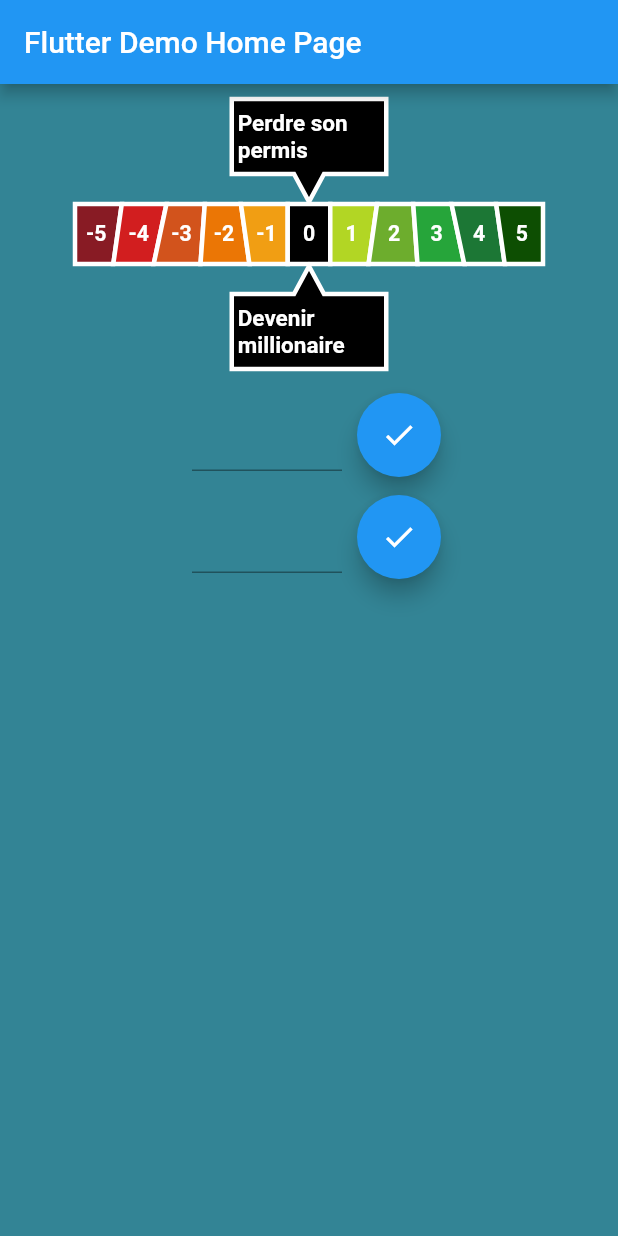
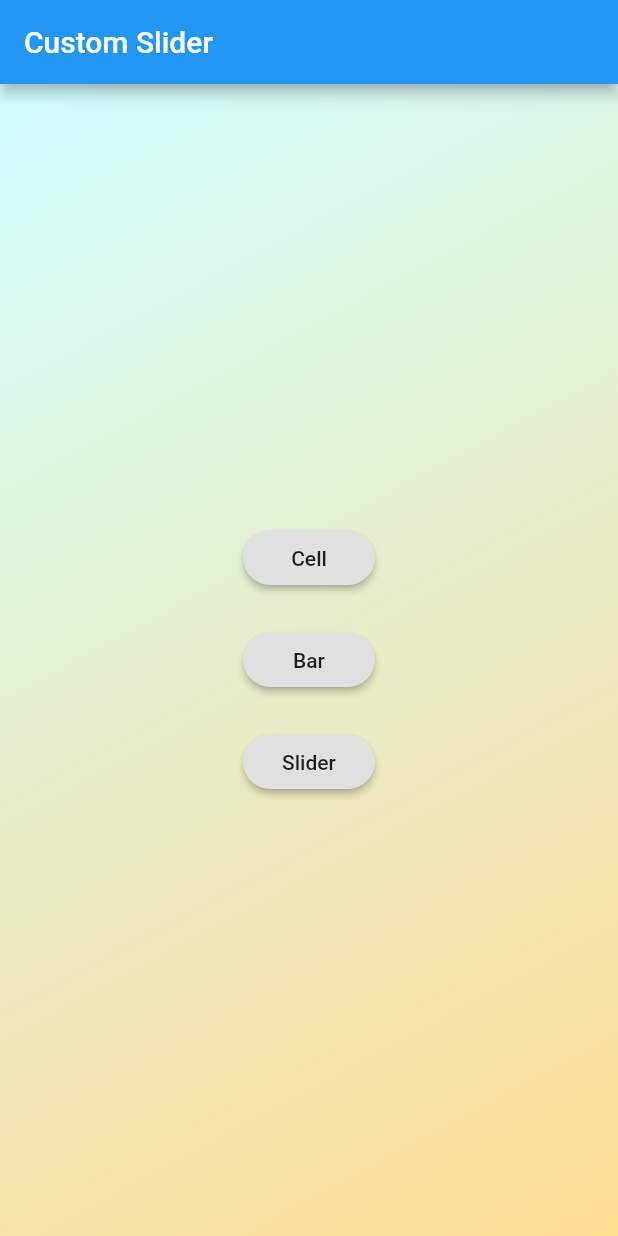
Before and after one commit to ZaraclaJ/flutter_custom_slider, a Flutter app: the screen it shows after launch, on a phone screen of 412 x 824 dp. Run offline on Flutter 3.47's test engine with Material 2 defaults, Android fonts, the phone set to English and light mode, and no system bars.

```diff
--- a/custom_slider/lib/bar.dart
+++ b/custom_slider/lib/bar.dart
@@ -35,10 +35,10 @@ class Bar extends StatelessWidget {
     cellDataList.forEach((cellData) {
       _leftGap = _rightGap;
       _rightGap = cellData.rightGap ?? _nextRandomDouble();
-      result.add(CustomCell(
+      result.add(Cell(
         cellWidth,
         _cellHeight,
-        fontSize: cellWidth / 2,
+        fontSize: cellWidth / 3,
         color: cellData.color,
         strokeColor: _strokeColor,
         strokeWidth: _strokeWidth,
--- a/custom_slider/lib/cell.dart
+++ b/custom_slider/lib/cell.dart
@@ -8,7 +8,7 @@ class CellData {
   CellData(this.color, this.text, {this.rightGap});
 }
 
-class CustomCell extends StatelessWidget {
+class Cell extends StatelessWidget {
   final double _height;
   final double _width;
   final double _fontSize;
@@ -23,7 +23,7 @@ class CustomCell extends StatelessWidget {
   final Color _strokeColor;
   final double _strokeWidth;
 
-  CustomCell(this._width, this._height,
+  Cell(this._width, this._height,
       {contentString: '',
       fontSize: 35.0,
       color: Colors.black,
--- a/custom_slider/lib/main.dart
+++ b/custom_slider/lib/main.dart
@@ -1,155 +1,89 @@
+import 'package:custom_slider/sliderPage.dart';
 import 'package:flutter/material.dart';
-import 'package:custom_slider/cell.dart';
-import 'package:custom_slider/gauge.dart';
-
-Color backgroundColor = Color(0xFF338495);
-
-List<CellData> cellDataList = [
-  CellData(Color(0xFF881B24), "-5", rightGap: 0.1),
-  CellData(Color(0xFFD21E1F), "-4", rightGap: 0.15),
-  CellData(Color(0xFFD2531C), "-3", rightGap: 0.05),
-  CellData(Color(0xFFEB7605), "-2", rightGap: -0.1),
-  CellData(Color(0xFFF19E13), "-1", rightGap: 0.0),
-  CellData(Color(0xFF000000), "0", rightGap: 0.0),
-  CellData(Color(0xFFB2D624), "1", rightGap: 0.1),
-  CellData(Color(0xFF6DAD2D), "2", rightGap: -0.05),
-  CellData(Color(0xFF26A53A), "3", rightGap: -0.15),
-  CellData(Color(0xFF1C7735), "4", rightGap: -0.1),
-  CellData(Color(0xFF0D4E02), "5", rightGap: 0.0),
-];
+import 'package:custom_slider/barPage.dart';
+import 'package:custom_slider/cellPage.dart';
 
 void main() => runApp(new MyApp());
 
 class MyApp extends StatelessWidget {
-  // This widget is the root of your application.
   @override
   Widget build(BuildContext context) {
     return new MaterialApp(
-      title: 'Flutter Demo',
+      title: 'Custom Slider',
       theme: new ThemeData(
-        // This is the theme of your application.
-        //
-        // Try running your application with "flutter run". You'll see the
-        // application has a blue toolbar. Then, without quitting the app, try
-        // changing the primarySwatch below to Colors.green and then invoke
-        // "hot reload" (press "r" in the console where you ran "flutter run",
-        // or press Run > Flutter Hot Reload in IntelliJ). Notice that the
-        // counter didn't reset back to zero; the application is not restarted.
         primarySwatch: Colors.blue,
       ),
-      home: new MyHomePage(title: 'Flutter Demo Home Page'),
+      home: new HomePage(),
     );
   }
 }
 
-class MyHomePage extends StatefulWidget {
-  MyHomePage({Key key, this.title}) : super(key: key);
-  final String title;
-
-  @override
-  _MyHomePageState createState() => new _MyHomePageState();
-}
-
-class _MyHomePageState extends State<MyHomePage> {
-  final topFormKey = GlobalKey<FormState>();
-  final botFormKey = GlobalKey<FormState>();
-
-  Gauge gauge;
-
+class HomePage extends StatelessWidget {
   @override
   Widget build(BuildContext context) {
-    var screenWidth = MediaQuery.of(context).size.width;
-    gauge = gauge ?? Gauge(
-      cellDataList: cellDataList,
-      arrowHeight: 20.0,
-      strokeColor: Colors.white,
-      strokeWidth: 3.0,
-      arrowWidth: 20.0,
-      barHeight: 40.0,
-      bubbleFontSize: 15.0,
-      gaugeWidth: screenWidth - 100,
-      pointerFrameWidth: screenWidth / 4,
-      pointerFrameHeight: 70.0,
-    );
-    return new Scaffold(
-        appBar: new AppBar(
-          title: new Text(widget.title),
+    return Scaffold(
+      appBar: AppBar(
+        title: Text("Custom Slider"),
       ),
       body: Container(
-            color: backgroundColor,
-            child: ListView(
-              children: <Widget>[
-                Padding(
-                  padding: EdgeInsets.all(10.0),
-                                  child: Center(
-                    child: gauge,
-                  ),
-                ),
-                Form(
-                  key: topFormKey,
-                  child: Row(
-                    mainAxisAlignment: MainAxisAlignment.center,
-                    children: <Widget>[
-                      Container(
-                        margin: EdgeInsets.all(10.0),
-                        width: 100.0,
-                        child: TextFormField(
-                          keyboardType: TextInputType.number,
-                          validator: (str) =>
-                              double.parse(str) < 0.0 || double.parse(str) > 1.0
-                                  ? "Enter a percentage"
-                                  : null,
-                          onSaved: (str) =>
-                              gauge.animateTopBubble(double.parse(str)),
-                        ),
-                      ),
-                      FloatingActionButton(
-                        onPressed: onPressedTop,
-                        child: Icon(Icons.check),
-                      )
+        decoration: BoxDecoration(
+          gradient: LinearGradient(
+            begin: Alignment.topLeft,
+            end: Alignment.bottomRight,
+            colors: [
+              Color(0xFFd1fdff),
+              Color(0xFFfddb92),
             ],
           ),
         ),
-                Form(
-                  key: botFormKey,
-                  child: Row(
+        child: Center(
+          child: Column(
             mainAxisAlignment: MainAxisAlignment.center,
+            mainAxisSize: MainAxisSize.min,
             children: <Widget>[
-                      Container(
-                        margin: EdgeInsets.all(10.0),
-                        width: 100.0,
-                        child: TextFormField(
-                          keyboardType: TextInputType.number,
-                          validator: (str) =>
-                              double.parse(str) < 0.0 || double.parse(str) > 1.0
-                                  ? "Enter a percentage"
-                                  : null,
-                          onSaved: (str) =>
-                              gauge.animateBottomBubble(double.parse(str)),
+              Padding(
+                padding: const EdgeInsets.all(10.0),
+                child: RaisedButton(
+                    child: new Text("Cell"),
+                    onPressed: () {
+                      Navigator.push(
+                        context,
+                        MaterialPageRoute(builder: (context) => CellPage()),
+                      );
+                    },
+                    shape: new RoundedRectangleBorder(
+                        borderRadius: new BorderRadius.circular(30.0))),
               ),
+              Padding(
+                padding: const EdgeInsets.all(10.0),
+                child: RaisedButton(
+                    child: new Text("Bar"),
+                    onPressed: () {
+                      Navigator.push(
+                        context,
+                        MaterialPageRoute(builder: (context) => BarPage()),
+                      );
+                    },
+                    shape: new RoundedRectangleBorder(
+                        borderRadius: new BorderRadius.circular(30.0))),
               ),
-                      FloatingActionButton(
-                        onPressed: onPressedBot,
-                        child: Icon(Icons.check),
-                      )
+              Padding(
+                padding: const EdgeInsets.all(10.0),
+                child: RaisedButton(
+                    child: new Text("Slider"),
+                    onPressed: () {
+                      Navigator.push(
+                        context,
+                        MaterialPageRoute(builder: (context) => SliderPage()),
+                      );
+                    },
+                    shape: new RoundedRectangleBorder(
+                        borderRadius: new BorderRadius.circular(30.0))),
+              ),
             ],
           ),
         ),
-              ],
-            )));
-  }
-
-  void onPressedTop() {
-    var form = topFormKey.currentState;
-    if (form.validate()) {
-      form.save();
+      ),
+    );
   }
 }
-
-  void onPressedBot() {
-    var form = botFormKey.currentState;
-    if (form.validate()) {
-      form.save();
-    }
-  }
-}
--- a/custom_slider/lib/gauge.dart
+++ b/custom_slider/lib/slider.dart
@@ -38,7 +38,7 @@ class Gauge extends StatelessWidget {
       children: <Widget>[
         new Bubble(
           topBubbleKey,
-            "Perdre son permis",
+            "Exciting ?",
             gaugeWidth,
             pointerFrameWidth,
             pointerFrameHeight,
@@ -53,7 +53,7 @@ class Gauge extends StatelessWidget {
             gaugeWidth, barHeight, cellDataList, strokeColor, strokeWidth),
         new Bubble(
           botBubbleKey,
-            "Devenir millionaire",
+            "Do you Love it ?",
             gaugeWidth,
             pointerFrameWidth,
             pointerFrameHeight,
```
Also changed, not shown: custom_slider/lib/barPage.dart (added, +102 -0 lines), custom_slider/lib/cellPage.dart (added, +95 -0 lines), custom_slider/lib/sliderPage.dart (added, +125 -0 lines). Lines whose indentation alone changed are shown as unchanged.
